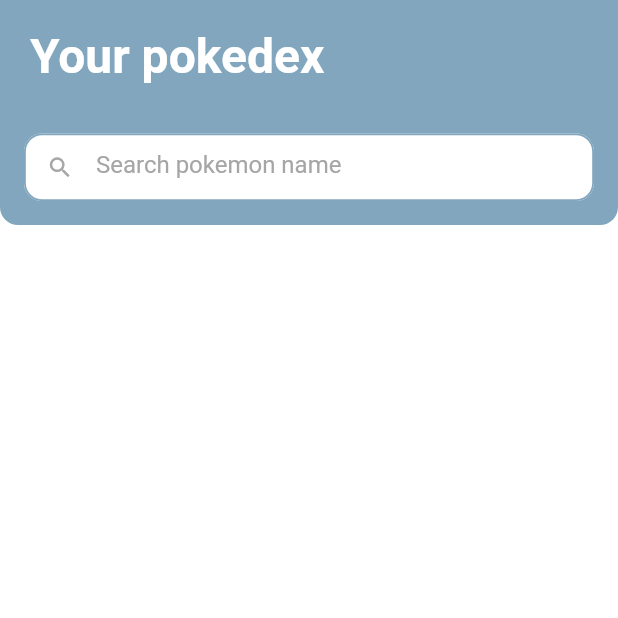
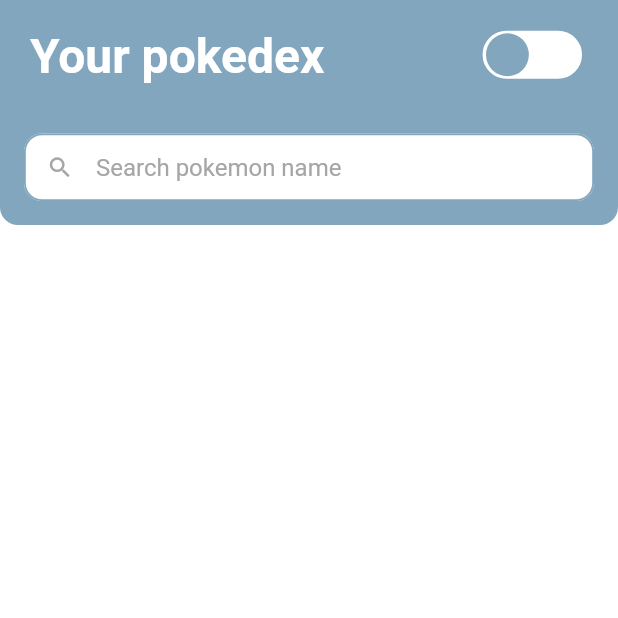
Before and after one commit to HmmOfRivia/pokemon_app, a Flutter app: the screen it shows after launch, on a phone screen of 412 x 824 dp, the top half of it. Run offline on Flutter 3.47's test engine with Material 2 defaults, Android fonts, the phone set to English and light mode, and no system bars; drawn by our look-alikes of lottie; our stand-ins replace bloc, equatable, flutter_bloc, get_it, injectable, shared_preferences; generated files the repository leaves out were written again; network calls fail.

Commit message:
feat(theme): add theme switching to project

```diff
--- /dev/null
+++ b/lib/pokemon_list_page/view/widgets/theme_switcher_button.dart
@@ -0,0 +1,66 @@
+import 'package:app_theme/app_theme.dart';
+import 'package:flutter/material.dart';
+import 'package:flutter_bloc/flutter_bloc.dart';
+import 'package:lottie/lottie.dart';
+import 'package:pokemon_app/src/generated/assets.gen.dart';
+import 'package:pokemon_app/theme/bloc/theme_bloc.dart';
+
+class ThemeSwitcherButton extends StatefulWidget {
+  const ThemeSwitcherButton({
+    super.key,
+    required this.isLightTheme,
+  });
+
+  final bool isLightTheme;
+
+  @override
+  State<ThemeSwitcherButton> createState() => _ThemeSwitcherButtonState();
+}
+
+class _ThemeSwitcherButtonState extends State<ThemeSwitcherButton>
+    with TickerProviderStateMixin {
+  late final AnimationController _controller;
+
+  static const double switcherHeight = 40;
+
+  @override
+  void initState() {
+    super.initState();
+
+    _controller = AnimationController(
+      value: widget.isLightTheme ? 0 : 0.8,
+      vsync: this,
+      duration: const Duration(milliseconds: 500),
+      upperBound: 0.8,
+    );
+  }
+
+  @override
+  void dispose() {
+    _controller.dispose();
+    super.dispose();
+  }
+
+  @override
+  Widget build(BuildContext context) {
+    return GestureDetector(
+      onTap: () {
+        context.read<ThemeBloc>().add(
+              ThemeChanged(
+                appTheme:
+                    widget.isLightTheme ? AppTheme.dark() : AppTheme.light(),
+              ),
+            );
+
+        widget.isLightTheme ? _controller.forward() : _controller.reverse();
+      },
+      child: SizedBox(
+        height: switcherHeight,
+        child: LottieBuilder.asset(
+          Assets.lottie.themeSwitcherLottie,
+          controller: _controller,
+        ),
+      ),
+    );
+  }
+}
--- a/packages/app_theme/lib/src/app_theme.dart
+++ b/packages/app_theme/lib/src/app_theme.dart
@@ -146,10 +146,10 @@ class AppThemeData {
     return InputDecorationTheme(
       isDense: true,
       filled: true,
-      fillColor: Colors.white,
+      fillColor: colors.textInputColor,
       contentPadding: EdgeInsets.symmetric(
         horizontal: AppDimensions.spacer2x,
-        vertical: AppDimensions.spacer4x,
+        vertical: AppDimensions.spacer2x,
       ),
       enabledBorder: OutlineInputBorder(
         borderSide: BorderSide(
--- a/packages/app_theme/lib/src/colors.dart
+++ b/packages/app_theme/lib/src/colors.dart
@@ -7,6 +7,7 @@ class AppColors {
     required this.iconColor,
     required this.dividerColor,
     required this.placeholderColor,
+    required this.textInputColor,
   });
 
   factory AppColors.light() {
@@ -16,6 +17,7 @@ class AppColors {
       iconColor: Colors.white,
       dividerColor: Color.fromARGB(255, 129, 166, 190),
       placeholderColor: Color.fromARGB(255, 230, 230, 230),
+      textInputColor: Colors.white,
     );
   }
 
@@ -26,6 +28,7 @@ class AppColors {
       iconColor: Colors.white,
       dividerColor: Color.fromARGB(255, 170, 175, 178),
       placeholderColor: Color.fromARGB(255, 76, 76, 77),
+      textInputColor: Color.fromARGB(255, 59, 59, 59),
     );
   }
 
@@ -38,6 +41,8 @@ class AppColors {
   final Color dividerColor;
 
   final Color placeholderColor;
+
+  final Color textInputColor;
 
   final ColorScheme scheme = ColorScheme.fromSwatch(
     primarySwatch: MaterialColor(0xFF81A6BE, {
--- a/packages/app_theme/lib/src/typography.dart
+++ b/packages/app_theme/lib/src/typography.dart
@@ -19,6 +19,7 @@ class AppTextStyle {
       cardTitle: headline3.copyWith(color: TextColors.white),
       cardNumber: subtitle1.copyWith(color: TextColors.white),
       chip: bodyText2.copyWith(color: TextColors.white),
+      inputText: bodyText1.copyWith(color: TextColors.black),
       detailTitle: headline2.copyWith(color: TextColors.white),
       statsRow: bodyText1.copyWith(color: TextColors.grey),
       tab: subtitle2.copyWith(color: TextColors.grey),
@@ -32,6 +33,7 @@ class AppTextStyle {
       cardTitle: headline3.copyWith(color: TextColors.white),
       cardNumber: subtitle1.copyWith(color: TextColors.white),
       chip: bodyText2.copyWith(color: TextColors.white),
+      inputText: bodyText1.copyWith(color: TextColors.white),
       detailTitle: headline2.copyWith(color: TextColors.white),
       statsRow: bodyText1.copyWith(color: TextColors.grey),
       tab: subtitle2.copyWith(color: TextColors.grey),
@@ -48,6 +50,8 @@ class AppTextStyle {
 
   final TextStyle chip;
 
+  final TextStyle inputText;
+
   /// Detail page text styles
   final TextStyle detailTitle;
 
@@ -63,6 +67,7 @@ class AppTextStyle {
     required this.cardTitle,
     required this.cardNumber,
     required this.chip,
+    required this.inputText,
     required this.detailTitle,
     required this.statsRow,
     required this.tab,
```
Also changed, not shown: assets/lottie/theme_switcher_lottie.json (added, +1 -0 lines), lib/pokemon_list_page/view/widgets/pokemon_list_page_app_bar.dart (+18 -8 lines), lib/pokemon_list_page/view/widgets/pokemon_list_tile.dart (+15 -9 lines), pubspec.yaml (+11 -0 lines), lib/src/generated/assets.gen.dart (added), pubspec.lock.
